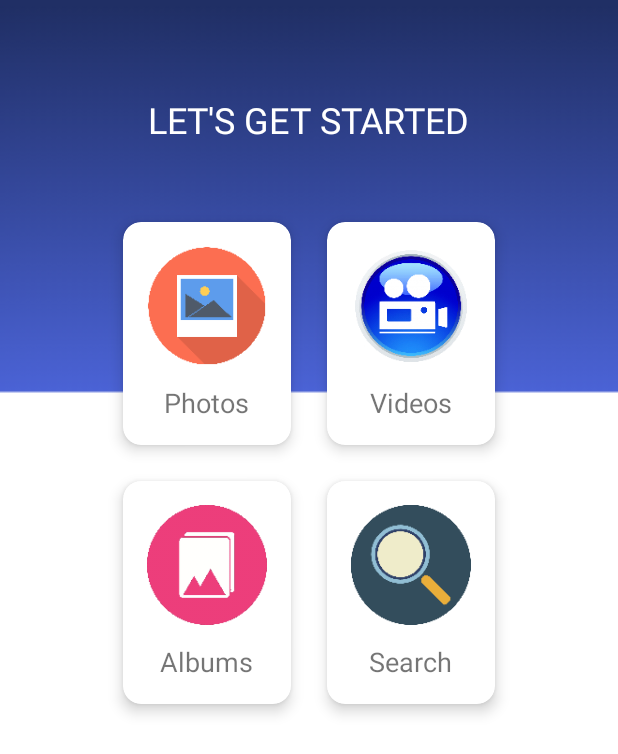
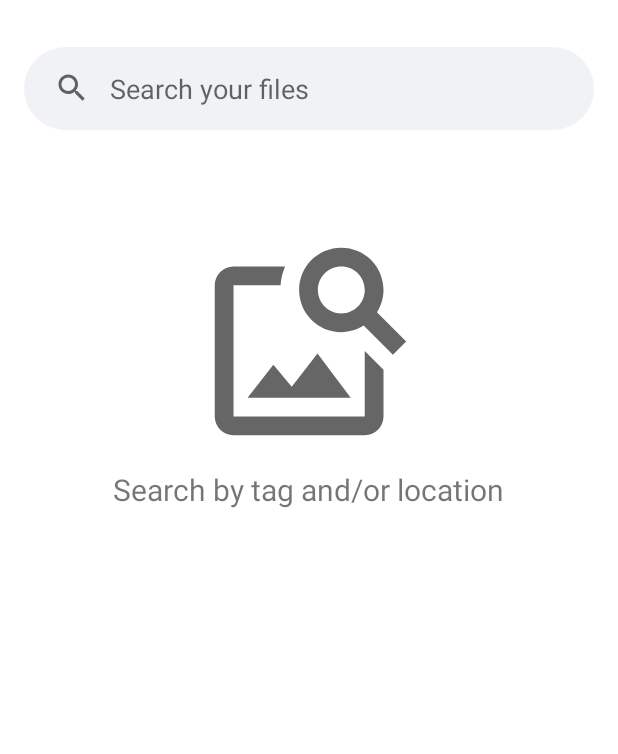
Before and after one commit to kosn1/Project_Gallery, an Android app: the screen it shows after launch (LauncherActivity before the commit, SearchActivity after it), after a tap on "Search", on a phone screen of 412 x 824 dp. Shown: the top 754 px of the screen. Run offline under Robolectric (Android 15) with nearby library versions, the phone set to English and light mode, and no system bars; pictures from the network do not load.

Commit message:
-User can now search for images/videos by tag or by location -Fixed a bug in deleteTagFromFile() which was removing the tag from all the files that had it, while it should it remove it only from the target file

```diff
--- a/app/src/main/AndroidManifest.xml
+++ b/app/src/main/AndroidManifest.xml
@@ -4,6 +4,7 @@
 
     <uses-permission android:name="android.permission.READ_EXTERNAL_STORAGE" />
     <uses-permission android:name="android.permission.INTERNET" />
+
     <application
         android:allowBackup="true"
         android:icon="@mipmap/ic_launcher"
@@ -12,7 +13,8 @@
         android:roundIcon="@mipmap/ic_launcher_round"
         android:supportsRtl="true"
         android:theme="@style/AppTheme">
-        <activity android:name=".Activities.OpenAlbumActivity"></activity>
+        <activity android:name=".Activities.SearchActivity" />
+        <activity android:name=".Activities.OpenAlbumActivity" />
         <activity android:name=".Activities.AlbumActivity" />
         <activity android:name=".Activities.VideoActivity" />
         <activity android:name=".Activities.LauncherActivity">
--- a/app/src/main/java/gr/uth/displayphotosv2/Activities/OpenAlbumActivity.java
+++ b/app/src/main/java/gr/uth/displayphotosv2/Activities/OpenAlbumActivity.java
@@ -46,7 +46,7 @@ public class OpenAlbumActivity extends AppCompatActivity {
         recyclerView.setHasFixedSize(true);
         recyclerView.setLayoutManager(new GridLayoutManager(this,3));
 
-        //onClick photo listener
+        //onClick file listener
         final MediaListener listener = new MediaListener() {
             @Override
             public void onClick(View view, int position) {
--- a/app/src/main/java/gr/uth/displayphotosv2/Adapters/HomeScreenViewAdapter.java
+++ b/app/src/main/java/gr/uth/displayphotosv2/Adapters/HomeScreenViewAdapter.java
@@ -17,6 +17,7 @@ import com.bumptech.glide.Glide;
 import java.util.List;
 
 import gr.uth.displayphotosv2.Activities.AlbumActivity;
+import gr.uth.displayphotosv2.Activities.SearchActivity;
 import gr.uth.displayphotosv2.HomeButton;
 import gr.uth.displayphotosv2.Activities.PhotosActivity;
 import gr.uth.displayphotosv2.R;
@@ -56,15 +57,27 @@ public class HomeScreenViewAdapter extends RecyclerView.Adapter<HomeScreenViewAd
         holder.cardView.setOnClickListener(new View.OnClickListener() {
             @Override
             public void onClick(View v) {
-                if(holder.textViewButtonName.getText().toString().equals("Photos")){
+                switch (holder.textViewButtonName.getText().toString()) {
+                    case "Photos": {
                         Intent intent = new Intent(context, PhotosActivity.class);
                         context.startActivity(intent);
-                }else if(holder.textViewButtonName.getText().toString().equals("Videos")){
+                        break;
+                    }
+                    case "Videos": {
                         Intent intent = new Intent(context, VideoActivity.class);
                         context.startActivity(intent);
-                }else if(holder.textViewButtonName.getText().toString().equals("Albums")){
+                        break;
+                    }
+                    case "Albums": {
                         Intent intent = new Intent(context, AlbumActivity.class);
                         context.startActivity(intent);
+                        break;
+                    }
+                    case "Search": {
+                        Intent intent = new Intent(context, SearchActivity.class);
+                        context.startActivity(intent);
+                        break;
+                    }
                 }
             }
         });
--- a/app/src/main/java/gr/uth/displayphotosv2/Dialogs/TagDialog.java
+++ b/app/src/main/java/gr/uth/displayphotosv2/Dialogs/TagDialog.java
@@ -204,7 +204,7 @@ public class TagDialog extends AlertDialog {
                 for(Integer i: unselectedTagsIDs){
 
                     if(databaseHelper.checkTag(i,databaseHelper.getFileID(filepath))){
-                        databaseHelper.deleteTagFromFile(String.valueOf(i));
+                        databaseHelper.deleteTagFromFile(String.valueOf(i),String.valueOf(databaseHelper.getFileID(filepath)));
                     }
                 }
 
--- /dev/null
+++ b/app/src/main/res/drawable/baseline_image_search_24.xml
@@ -0,0 +1,10 @@
+<vector xmlns:android="http://schemas.android.com/apk/res/android"
+    android:width="24dp"
+    android:height="24dp"
+    android:viewportWidth="24"
+    android:viewportHeight="24"
+    android:tint="?attr/colorControlNormal">
+  <path
+      android:fillColor="@android:color/white"
+      android:pathData="M18,13v7L4,20L4,6h5.02c0.05,-0.71 0.22,-1.38 0.48,-2L4,4c-1.1,0 -2,0.9 -2,2v14c0,1.1 0.9,2 2,2h14c1.1,0 2,-0.9 2,-2v-5l-2,-2zM16.5,18h-11l2.75,-3.53 1.96,2.36 2.75,-3.54zM19.3,8.89c0.44,-0.7 0.7,-1.51 0.7,-2.39C20,4.01 17.99,2 15.5,2S11,4.01 11,6.5s2.01,4.5 4.49,4.5c0.88,0 1.7,-0.26 2.39,-0.7L21,13.42 22.42,12 19.3,8.89zM15.5,9C14.12,9 13,7.88 13,6.5S14.12,4 15.5,4 18,5.12 18,6.5 16.88,9 15.5,9z"/>
+</vector>
--- /dev/null
+++ b/app/src/main/res/drawable/ic_baseline_search_24.xml
@@ -0,0 +1,10 @@
+<vector xmlns:android="http://schemas.android.com/apk/res/android"
+    android:width="24dp"
+    android:height="24dp"
+    android:viewportWidth="24"
+    android:viewportHeight="24"
+    android:tint="?attr/colorControlNormal">
+  <path
+      android:fillColor="@android:color/white"
+      android:pathData="M15.5,14h-0.79l-0.28,-0.27C15.41,12.59 16,11.11 16,9.5 16,5.91 13.09,3 9.5,3S3,5.91 3,9.5 5.91,16 9.5,16c1.61,0 3.09,-0.59 4.23,-1.57l0.27,0.28v0.79l5,4.99L20.49,19l-4.99,-5zM9.5,14C7.01,14 5,11.99 5,9.5S7.01,5 9.5,5 14,7.01 14,9.5 11.99,14 9.5,14z"/>
+</vector>
--- /dev/null
+++ b/app/src/main/res/layout/activity_search.xml
@@ -0,0 +1,141 @@
+<?xml version="1.0" encoding="utf-8"?>
+<ScrollView xmlns:android="http://schemas.android.com/apk/res/android"
+    xmlns:app="http://schemas.android.com/apk/res-auto"
+    xmlns:tools="http://schemas.android.com/tools"
+    tools:context=".Activities.SearchActivity"
+    android:layout_width="match_parent"
+    android:layout_height="match_parent">
+
+    <RelativeLayout
+
+        android:layout_width="match_parent"
+        android:layout_height="wrap_content"
+        >
+
+        <!--<androidx.appcompat.widget.Toolbar
+            android:id="@+id/search_toolbar"
+            android:layout_width="match_parent"
+            android:layout_height="wrap_content"
+            android:hint="@string/search_hint"
+            android:padding="10dp">
+
+            <LinearLayout
+                android:layout_width="match_parent"
+                android:layout_height="wrap_content"
+                android:orientation="horizontal"
+                android:weightSum="100">
+
+
+                <EditText
+                    android:id="@+id/search_text"
+                    android:layout_width="0dp"
+                    android:layout_height="wrap_content"
+                    android:layout_weight="90"
+                    android:hint="@string/search_hint"
+                    android:inputType="text"
+                    android:maxLines="1" />
+
+
+                <ImageView
+                    android:id="@+id/search_bar_hint_icon"
+                    android:layout_width="0dp"
+                    android:layout_height="wrap_content"
+                    android:layout_gravity="center"
+                    android:layout_weight="10"
+                    android:src="@android:drawable/ic_menu_search" />
+            </LinearLayout>
+
+        </androidx.appcompat.widget.Toolbar>-->
+
+        <LinearLayout
+            android:id="@+id/search_linear_layout"
+            android:orientation="vertical"
+            android:layout_width="match_parent"
+            android:layout_height="wrap_content"
+            android:layout_marginTop="15dp"
+            android:padding="16dp">
+
+            <EditText
+                android:layout_width="match_parent"
+                android:layout_height="wrap_content"
+                android:id="@+id/search_text"
+                android:hint="@string/search_hint"
+                android:layout_gravity="center"
+                android:drawableStart="@drawable/ic_baseline_search_24"
+                android:drawablePadding="13dp"
+                android:paddingStart="20dp"
+                android:paddingVertical="15dp"
+                android:background="@drawable/searchview_background"/>
+        </LinearLayout>
+
+
+
+        <ImageView
+            android:id="@+id/image_magn_glass"
+            android:layout_width="150dp"
+            android:layout_height="150dp"
+            android:layout_below="@id/search_linear_layout"
+            android:layout_centerInParent="true"
+            android:layout_centerVertical="true"
+            android:layout_marginTop="50dp"
+            android:src="@drawable/baseline_image_search_24" />
+
+        <TextView
+            android:id="@+id/search_no_results_text"
+            android:layout_width="wrap_content"
+            android:layout_height="wrap_content"
+            android:layout_below="@+id/image_magn_glass"
+            android:text="@string/searchNoResultsText"
+            android:padding="10dp"
+            android:layout_centerInParent="true"
+            android:textSize="20sp" />
+
+
+        <com.google.android.material.tabs.TabLayout
+            android:layout_width="match_parent"
+            android:layout_height="wrap_content"
+            android:id="@+id/tabLayout"
+            android:layout_below="@id/files_number"
+            app:tabSelectedTextColor="#000000"
+            app:tabIndicatorHeight="0dp"
+            app:tabTextColor="#BFBABA"
+            android:visibility="gone">
+
+            <com.google.android.material.tabs.TabItem
+                android:layout_width="wrap_content"
+                android:layout_height="wrap_content"
+                android:text="@string/tab1"/>
+
+            <com.google.android.material.tabs.TabItem
+                android:layout_width="wrap_content"
+                android:layout_height="wrap_content"
+                android:text="@string/tab2"/>
+
+            <com.google.android.material.tabs.TabItem
+                android:layout_width="wrap_content"
+                android:layout_height="wrap_content"
+                android:text="@string/tab3"/>
+        </com.google.android.material.tabs.TabLayout>
+
+        <TextView
+            android:layout_width="wrap_content"
+            android:layout_height="wrap_content"
+            android:id="@+id/files_number"
+            android:layout_centerVertical="true"
+            android:textSize="18sp"
+            android:layout_below="@id/search_linear_layout"
+            android:layout_margin="16dp"
+            android:textStyle="bold"
+            android:visibility="gone"
+            />
+
+        <androidx.recyclerview.widget.RecyclerView
+            android:id="@+id/search_list"
+            android:layout_width="match_parent"
+            android:layout_height="wrap_content"
+            android:layout_below="@id/tabLayout"
+            android:visibility="gone"
+            />
+
+    </RelativeLayout>
+</ScrollView>
--- a/app/src/main/res/values/strings.xml
+++ b/app/src/main/res/values/strings.xml
@@ -17,4 +17,9 @@
     <string name="location_dialog_title">Search for location</string>
     <string name="close_button">close button</string>
     <string name="location_textview">at</string>
+    <string name="search_hint">Search your files</string>
+    <string name="searchNoResultsText">Search by tag and/or location</string>
+    <string name="tab1">All</string>
+    <string name="tab2">Images</string>
+    <string name="tab3">Videos</string>
 </resources>
```
Also changed, not shown: app/src/main/java/gr/uth/displayphotosv2/Activities/SearchActivity.java (added, +333 -0 lines), app/src/main/java/gr/uth/displayphotosv2/Adapters/GalleryAdapter.java (+20 -0 lines), app/src/main/java/gr/uth/displayphotosv2/DatabaseHelper.java (+45 -2 lines). Lines whose indentation alone changed are shown as unchanged.
